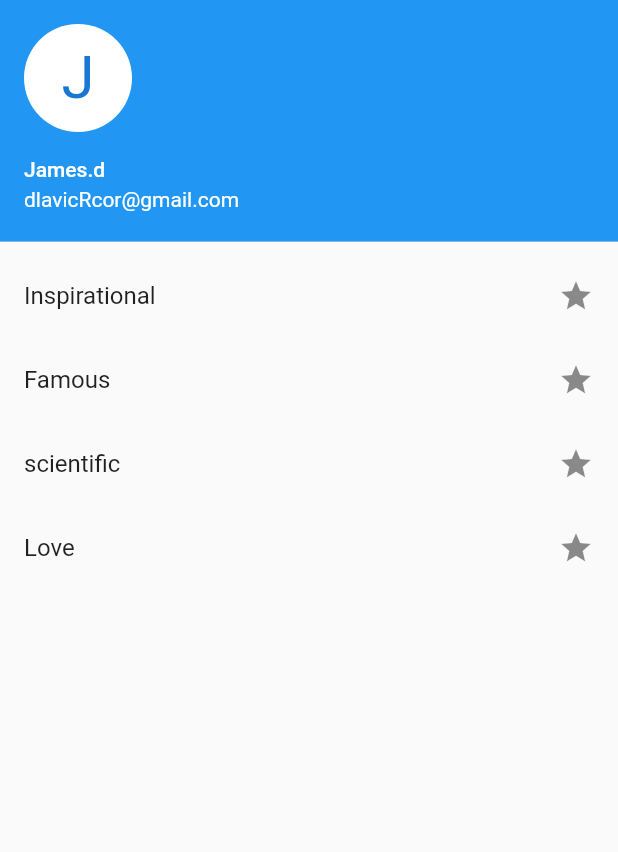
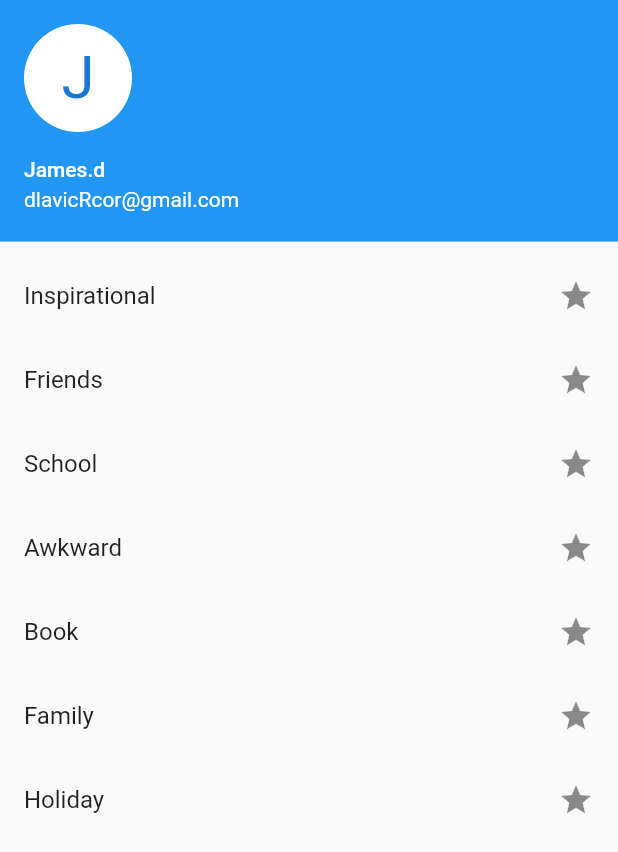
Before and after one commit to kaleabsolomon98/frontpage, a Flutter app: what drawerContent() shows on an empty page, opened directly, on a phone screen of 412 x 824 dp. Shown: the top 852 px of the screen. Run offline on Flutter 3.47's test engine with Material 2 defaults, Android fonts, the phone set to English and light mode, and no system bars; our stand-ins replace equatable, flutter_bloc, flutter_spinkit; network calls fail.

Commit message:
serching by tag,drawer ontap logic,detail quote functionalities added

```diff
--- a/lib/blocs/quoteBloc/quoteEvent.dart
+++ b/lib/blocs/quoteBloc/quoteEvent.dart
@@ -1,4 +1,5 @@
 import 'package:equatable/equatable.dart';
+import 'package:flutter/material.dart';
 
 class QuoteEvent extends Equatable{
   @override
@@ -13,9 +14,20 @@ class FetchQuote extends QuoteEvent{
 
 class FetchQuoteByTag extends QuoteEvent{
   final tag;
+
   FetchQuoteByTag(this.tag);
 
   @override
   // TODO: implement props
   List<Object> get props => [tag];
 }
+
+class QuoteDetailEvent extends QuoteEvent{
+  final position;
+
+  QuoteDetailEvent(this.position);
+
+  @override
+  // TODO: implement props
+  List<Object> get props => [position];
+}
--- a/lib/blocs/quoteBloc/quoteState.dart
+++ b/lib/blocs/quoteBloc/quoteState.dart
@@ -24,4 +24,16 @@ class QuoteIsLoaded extends QuoteState{
 
 }
 
+class QuoteDetailLoaded extends QuoteState{
+  final QuoteModel _quote;
+  QuoteDetailLoaded(this._quote);
+
+  QuoteModel get getQuoteDetail => _quote;
+
+  @override
+  // TODO: implement props
+  List<Object> get props => [_quote];
+}
+
+
 class QuoteIsNotLoaded extends QuoteState{}
--- a/lib/helper/Constants.dart
+++ b/lib/helper/Constants.dart
@@ -1,6 +1,9 @@
 import 'dart:convert';
 
 String baseUrl = "https://datascienceplc.com/apps/manager/api/items/blog/post?app_id=7";
+String baseUrlGetQuoteByTag = "https://datascienceplc.com/apps/manager/api/items/blog/search?app_id=7&rand=234544&tag=Love";
+String baseUrlGetQuoteDetail = "https://datascienceplc.com/apps/manager/api/items/blog/post?app_id=7";
+
 String username = 'bloger_api@datascienceplc.com';
 String password = 'public-password';
 String basicAuth = 'Basic ' + base64Encode(utf8.encode('$username:$password'));
--- a/lib/screens/HomePage.dart
+++ b/lib/screens/HomePage.dart
@@ -5,6 +5,7 @@ import 'package:project4/blocs/quoteBloc/quoteState.dart';
 import 'package:project4/models/QuoteModel.dart';
 import 'package:project4/widgets/DrawerContent.dart';
 import 'package:project4/widgets/HomePageContent.dart';
+import 'package:project4/widgets/SplashScreenWidget.dart';
 
 class HomePage extends StatelessWidget {
   final  List<QuoteModel> quote;
@@ -25,8 +26,10 @@ class HomePage extends StatelessWidget {
           children: [
             BlocBuilder<QuoteBloc, QuoteState>(builder: (context, state) {
               if (state is QuoteIsLoaded) {
-                print("comes here:HOME PAGE: " + state.getQuotes[1].quote.toString());
+//                print("comes here:HOME PAGE: " + state.getQuotes[1].quote.toString());
                 return homePageContent(state.getQuotes);
+              }else if (state is QuoteIsLoading){
+                return SplashScreenWidget();
               }
               return Container(
                 child: Center(
--- a/lib/widgets/DrawerContent.dart
+++ b/lib/widgets/DrawerContent.dart
@@ -1,5 +1,8 @@
 import 'package:flutter/cupertino.dart';
 import 'package:flutter/material.dart';
+import 'package:flutter_bloc/flutter_bloc.dart';
+import 'package:project4/blocs/quoteBloc/quote.dart';
+import 'package:project4/screens/HomePage.dart';
 
 Widget drawerContent(BuildContext context){
   return ListView(
@@ -20,19 +23,49 @@ Widget drawerContent(BuildContext context){
       ListTile(
         title: Text("Inspirational"),
         trailing: Icon(Icons.star),
+        onTap: (){
+          BlocProvider.of<QuoteBloc>(context).add(FetchQuoteByTag("Inspirational"));
+        },
       ),
       ListTile(
-        title: Text("Famous"),
+        title: Text("Friends"),
         trailing: Icon(Icons.star),
+        onTap: (){
+          BlocProvider.of<QuoteBloc>(context).add(FetchQuoteByTag("Friends"));
+        },
       ),
       ListTile(
-        title: Text("scientific"),
+        title: Text("School"),
         trailing: Icon(Icons.star),
+        onTap: (){
+          BlocProvider.of<QuoteBloc>(context).add(FetchQuoteByTag("School"));
+        },
       ),
       ListTile(
-
-        title: Text("Love"),
+        title: Text("Awkward"),
         trailing: Icon(Icons.star),
+        onTap: (){
+            Navigator.of(context).pop(BlocProvider.of<QuoteBloc>(context).add(FetchQuoteByTag("Awkward")))  ;
+        },
+      ),
+      ListTile(
+        title: Text("Book"),
+        trailing: Icon(Icons.star),
+        onTap: (){},
+      ),
+      ListTile(
+        title: Text("Family"),
+        trailing: Icon(Icons.star),
+        onTap: (){
+          BlocProvider.of<QuoteBloc>(context).add(FetchQuoteByTag("Family"));
+        },
+      ),
+      ListTile(
+        title: Text("Holiday"),
+        trailing: Icon(Icons.star),
+        onTap: (){
+          BlocProvider.of<QuoteBloc>(context).add(FetchQuoteByTag("Holiday"));
+        },
       ),
     ],
 
--- a/lib/widgets/HomePageContent.dart
+++ b/lib/widgets/HomePageContent.dart
@@ -1,5 +1,8 @@
 import 'package:flutter/cupertino.dart';
 import 'package:flutter/material.dart';
+import 'package:flutter_bloc/flutter_bloc.dart';
+import 'package:project4/blocs/quoteBloc/quote.dart';
+import 'package:project4/blocs/quoteBloc/quoteBloc.dart';
 import 'package:project4/models/QuoteModel.dart';
 import 'package:project4/screens/DetailPage.dart';
 import 'package:project4/screens/HomePage.dart';
@@ -65,6 +68,7 @@ Widget homePageContent(List<QuoteModel> quotes) {
                   title: Text(quotes[index].quote),
                   subtitle: Text(quotes[index].tag),
                    onTap: (){
+                     BlocProvider.of<QuoteBloc>(context).add(QuoteDetailEvent(index));
                      Navigator.of(context).push(MaterialPageRoute(builder:(_) => DetailPage()));
                    }
                    ,
```
Also changed, not shown: lib/blocs/quoteBloc/quoteBloc.dart (+9 -1 lines), lib/repository/quoteRepository.dart (+13 -3 lines), lib/screens/DetailPage.dart (+22 -6 lines).
